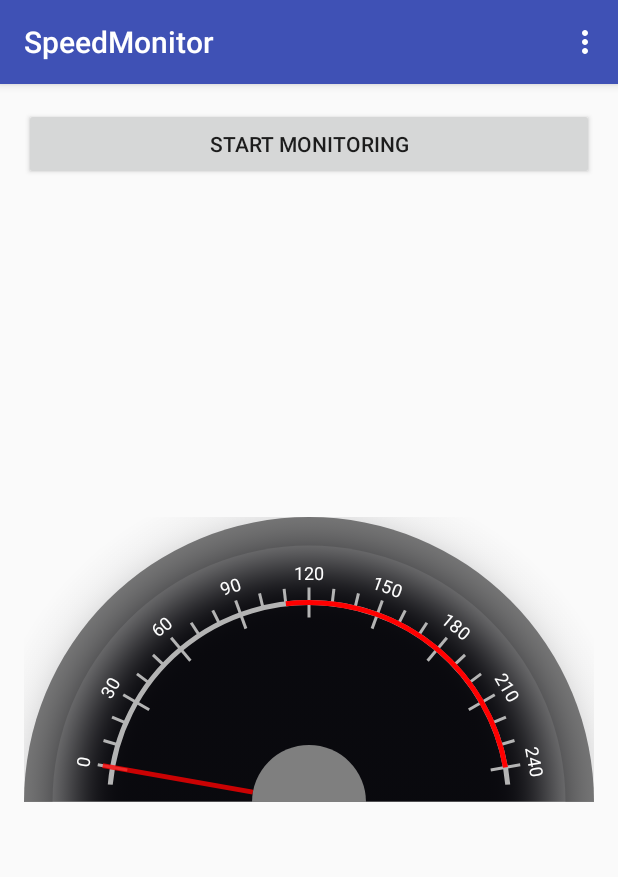
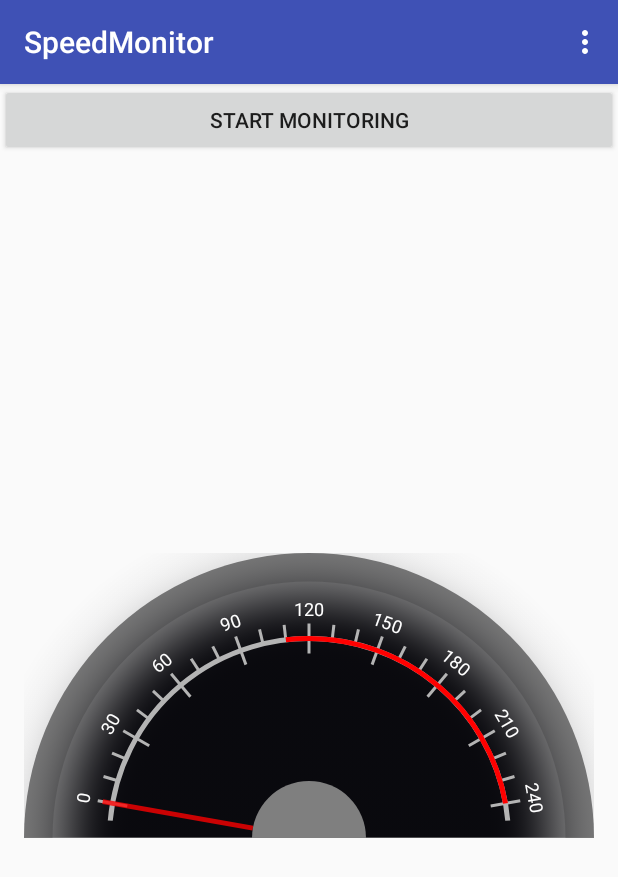
Before and after one commit to yazeed44/SpeedMonitor, an Android app: the screen it shows after launch (UserActivity), on a phone screen of 412 x 824 dp. Shown: the top 877 px of the screen. Run offline under Robolectric (Android 15) with nearby library versions, the phone set to English and light mode, and no system bars; libraries missing offline, so code that uses them is left out: com.afollestad.materialdialogs, com.kristijandraca.backgroundmaillibrary, de.greenrobot.event, io.realm; 2 statements that could not run were skipped.

Commit message:
Implemented sending by email functionality. Need to improve report file though.

```diff
--- a/app/src/main/java/net/yazeed44/speedmonitor/Monitor.java
+++ b/app/src/main/java/net/yazeed44/speedmonitor/model/Monitor.java
@@ -1,4 +1,4 @@
-package net.yazeed44.speedmonitor;
+package net.yazeed44.speedmonitor.model;
 
 import io.realm.RealmObject;
 
--- a/app/src/main/java/net/yazeed44/speedmonitor/Ticket.java
+++ b/app/src/main/java/net/yazeed44/speedmonitor/model/Ticket.java
@@ -1,4 +1,4 @@
-package net.yazeed44.speedmonitor;
+package net.yazeed44.speedmonitor.model;
 
 import android.location.Location;
 
--- /dev/null
+++ b/app/src/main/java/net/yazeed44/speedmonitor/ui/SpeedGaugeFragment.java
@@ -0,0 +1,68 @@
+package net.yazeed44.speedmonitor.ui;
+
+import android.graphics.Color;
+import android.os.Bundle;
+import android.support.annotation.Nullable;
+import android.support.v4.app.Fragment;
+import android.view.LayoutInflater;
+import android.view.View;
+import android.view.ViewGroup;
+
+import net.yazeed44.speedmonitor.R;
+import net.yazeed44.speedmonitor.model.Report;
+import net.yazeed44.speedmonitor.util.Events;
+
+import de.greenrobot.event.EventBus;
+
+/**
+ * Created by yazeed44 on 10/24/15.
+ */
+public class SpeedGaugeFragment extends Fragment {
+
+
+    private SpeedometerGauge mSpeedView;
+
+    @Nullable
+    @Override
+    public View onCreateView(LayoutInflater inflater, ViewGroup container, Bundle savedInstanceState) {
+        final View fragment = inflater.inflate(R.layout.fragment_speed_gauge,container,false);
+        mSpeedView = (SpeedometerGauge)fragment.findViewById(R.id.speed_gauge);
+        initSpeedView();
+
+        return fragment;
+    }
+
+    private void initSpeedView() {
+        final int maxSpeed = 240;
+        mSpeedView.setMaxSpeed(maxSpeed);
+        mSpeedView.setMajorTickStep(30);
+        mSpeedView.setMinorTicks(2);
+        mSpeedView.addColoredRange(Report.DUMMY_SPEED_LIMIT, maxSpeed, Color.RED);
+
+        mSpeedView.setLabelConverter(new SpeedometerGauge.LabelConverter() {
+            @Override
+            public String getLabelFor(double progress, double maxProgress) {
+                return String.valueOf((int) Math.round(progress));
+            }
+        });
+    }
+
+    @Override
+    public void onResume() {
+        EventBus.getDefault().register(this);
+        super.onResume();
+    }
+
+    @Override
+    public void onPause() {
+        EventBus.getDefault().unregister(this);
+        super.onPause();
+    }
+
+
+
+    public void onEvent(final Events.NewSpeedCapturedEvent event){
+
+        mSpeedView.setSpeed(event.speed,true);
+    }
+}
--- a/app/src/main/java/net/yazeed44/speedmonitor/SpeedometerGauge.java
+++ b/app/src/main/java/net/yazeed44/speedmonitor/ui/SpeedometerGauge.java
@@ -1,8 +1,7 @@
-package net.yazeed44.speedmonitor;
+package net.yazeed44.speedmonitor.ui;
 
 import android.animation.TypeEvaluator;
 import android.animation.ValueAnimator;
-import android.annotation.TargetApi;
 import android.content.Context;
 import android.graphics.Bitmap;
 import android.graphics.BitmapFactory;
@@ -13,6 +12,8 @@ import android.graphics.RectF;
 import android.os.Build;
 import android.util.AttributeSet;
 import android.view.View;
+
+import net.yazeed44.speedmonitor.R;
 
 import java.util.ArrayList;
 import java.util.List;
--- a/app/src/main/java/net/yazeed44/speedmonitor/UserActivity.java
+++ b/app/src/main/java/net/yazeed44/speedmonitor/ui/UserActivity.java
@@ -1,11 +1,10 @@
-package net.yazeed44.speedmonitor;
+package net.yazeed44.speedmonitor.ui;
 
 import android.content.Intent;
-import android.graphics.Color;
 import android.os.Bundle;
+import android.os.Environment;
 import android.support.annotation.NonNull;
 import android.support.v7.app.AppCompatActivity;
-import android.support.v7.widget.Toolbar;
 import android.text.InputType;
 import android.util.Log;
 import android.view.View;
@@ -15,42 +14,40 @@ import android.widget.Button;
 import android.widget.Toast;
 
 import com.afollestad.materialdialogs.MaterialDialog;
+import com.kristijandraca.backgroundmaillibrary.BackgroundMail;
+
+import net.yazeed44.speedmonitor.util.Events;
+import net.yazeed44.speedmonitor.model.Monitor;
+import net.yazeed44.speedmonitor.services.MonitorService;
+import net.yazeed44.speedmonitor.util.PrivateInfo;
+import net.yazeed44.speedmonitor.R;
+import net.yazeed44.speedmonitor.model.Report;
+
+import java.io.File;
+import java.io.FileOutputStream;
+import java.io.IOException;
 
 import de.greenrobot.event.EventBus;
 import io.realm.Realm;
+import io.realm.RealmResults;
 
 public class UserActivity extends AppCompatActivity {
     private static final String TAG = UserActivity.class.getSimpleName();
 
     //User activity aka Main Activity
 
-    private SpeedometerGauge speedView;
     @Override
     protected void onCreate(Bundle savedInstanceState) {
         super.onCreate(savedInstanceState);
         setContentView(R.layout.activity_main);
-        Toolbar toolbar = (Toolbar) findViewById(R.id.toolbar);
-        setSupportActionBar(toolbar);
+        showSpeedGaugeFragment();
 
-        speedView = (SpeedometerGauge) findViewById(R.id.speed_text);
-
-        initSpeedView();
     }
 
-    private void initSpeedView() {
-        final int maxSpeed = 240;
-        speedView.setMaxSpeed(maxSpeed);
-        speedView.setMajorTickStep(30);
-        speedView.setMinorTicks(2);
-        speedView.addColoredRange(Report.DUMMY_SPEED_LIMIT, maxSpeed, Color.RED);
-
-        speedView.setLabelConverter(new SpeedometerGauge.LabelConverter() {
-            @Override
-            public String getLabelFor(double progress, double maxProgress) {
-                return String.valueOf((int) Math.round(progress));
-            }
-        });
-
+    private void showSpeedGaugeFragment() {
+        getSupportFragmentManager().beginTransaction()
+                .replace(R.id.fragment_container,new SpeedGaugeFragment())
+                .commit();
     }
 
     @Override
@@ -134,22 +131,63 @@ public class UserActivity extends AppCompatActivity {
         }
 
         else {
+            EventBus.getDefault().getStickyEvent(Events.PostReportEvent.class).report.endReport();
+            stopService(new Intent(this,MonitorService.class));
             sendEmailToMonitors();
             startMonitoringBtn.setText(R.string.btn_start_monitoring);
 
         }
 
 
+       }
+
+    private void sendEmailToMonitors() {
+        final Report report = EventBus.getDefault().getStickyEvent(Events.PostReportEvent.class).report;
+        final Realm realm = Realm.getInstance(this);
+
+        final RealmResults<Monitor> monitorQuery = realm.allObjects(Monitor.class);
+
+        final Monitor[] monitors = new Monitor[monitorQuery.size()];
+
+        final BackgroundMail bm = new BackgroundMail(this);
+        bm.setGmailUserName(PrivateInfo.EMAIL);
+        bm.setGmailPassword(PrivateInfo.PASSWORD);
+        bm.setAttachment(createFileForReport(report).getAbsolutePath());
+        bm.setFormSubject("Report - " + report.getReportStartingDate());
+        bm.setFormBody("Body");
+
+
+        String recipients = "";
+        for (int i = 0; i < monitors.length; i++) {
+            monitors[i] = monitorQuery.get(i);
+
+            recipients +=   monitors[i].getEmail() + "," ;
+        }
+        bm.setMailTo(recipients);
+        bm.send();
+        realm.close();
     }
 
-    private void sendEmailToMonitors() {
+    private File createFileForReport(final Report report) {
+        final File reportFile = new File(Environment.getExternalStorageDirectory().getAbsolutePath() + "/report_" + report.getReportStartingDate()+".txt");
+
+        try {
+            reportFile.createNewFile();
+            final FileOutputStream writer = new FileOutputStream(reportFile);
+            writer.write(report.generateReportText().getBytes());
+            writer.flush();
+            writer.close();
+
+        } catch (IOException e) {
+            Log.e(TAG,e.getMessage());
+        }
 
 
+        return reportFile;
     }
+
 
     public void onEvent(final Events.NewSpeedCapturedEvent newSpeedCapturedEvent){
 
-        final String text = newSpeedCapturedEvent.speed + "  km/h";
-        speedView.setSpeed(newSpeedCapturedEvent.speed,true);
     }
 }
--- a/app/src/main/res/layout/activity_main.xml
+++ b/app/src/main/res/layout/activity_main.xml
@@ -1,22 +1,26 @@
 <?xml version="1.0" encoding="utf-8"?>
-<android.support.design.widget.CoordinatorLayout
+<LinearLayout
+    android:orientation="vertical"
     xmlns:android="http://schemas.android.com/apk/res/android"
     xmlns:app="http://schemas.android.com/apk/res-auto"
     xmlns:tools="http://schemas.android.com/tools" android:layout_width="match_parent"
-    android:layout_height="match_parent" android:fitsSystemWindows="true"
+    android:layout_height="match_parent"
     tools:context=".MainActivity">
 
-    <android.support.design.widget.AppBarLayout android:layout_height="wrap_content"
-        android:layout_width="match_parent" android:theme="@style/AppTheme.AppBarOverlay">
 
-        <android.support.v7.widget.Toolbar android:id="@+id/toolbar"
-            android:layout_width="match_parent" android:layout_height="?attr/actionBarSize"
-            android:background="?attr/colorPrimary" app:popupTheme="@style/AppTheme.PopupOverlay" />
+        <Button
+            android:layout_width="match_parent"
+            android:layout_height="wrap_content"
+            android:text="@string/btn_start_monitoring"
+            android:onClick="onClickStartMonitoring"
+            />
 
-    </android.support.design.widget.AppBarLayout>
-
-    <include layout="@layout/content_main" />
+        <FrameLayout
+            android:id="@+id/fragment_container"
+            android:layout_width="match_parent"
+            android:layout_height="match_parent" />
 
 
 
-</android.support.design.widget.CoordinatorLayout>
+
+</LinearLayout>
--- a/app/src/main/res/layout/content_main.xml
+++ b/app/src/main/res/layout/fragment_speed_gauge.xml
@@ -9,16 +9,10 @@
     app:layout_behavior="@string/appbar_scrolling_view_behavior"
     tools:showIn="@layout/activity_main" tools:context=".MainActivity">
 
-    <Button
-        android:layout_width="match_parent"
-        android:layout_height="wrap_content"
-        android:text="@string/btn_start_monitoring"
-        android:onClick="onClickStartMonitoring"
 
-        />
 
-    <net.yazeed44.speedmonitor.SpeedometerGauge
-        android:id="@+id/speed_text"
+    <net.yazeed44.speedmonitor.ui.SpeedometerGauge
+        android:id="@+id/speed_gauge"
         android:layout_width="match_parent"
         android:layout_height="match_parent"
 
--- a/build.gradle
+++ b/build.gradle
@@ -5,7 +5,7 @@ buildscript {
         jcenter()
     }
     dependencies {
-        classpath 'com.android.tools.build:gradle:1.3.0'
+        classpath 'com.android.tools.build:gradle:1.3.1'
 
         // NOTE: Do not place your application dependencies here; they belong
         // in the individual module build.gradle files
--- a/gradle.properties
+++ b/gradle.properties
@@ -16,3 +16,4 @@
 # This option should only be used with decoupled projects. More details, visit
 # http://www.gradle.org/docs/current/userguide/multi_project_builds.html#sec:decoupled_projects
 # org.gradle.parallel=true
+org.gradle.daemon=true
```
Also changed, not shown: app/build.gradle (+8 -6 lines), app/src/main/AndroidManifest.xml (+6 -3 lines), app/src/main/java/net/yazeed44/speedmonitor/Events.java (deleted, +0 -15 lines), app/src/main/java/net/yazeed44/speedmonitor/Report.java (deleted, +0 -92 lines), app/src/main/java/net/yazeed44/speedmonitor/model/Report.java (added, +142 -0 lines), app/src/main/java/net/yazeed44/speedmonitor/services/MonitorService.java (renamed from app/src/main/java/net/yazeed44/speedmonitor/MonitorService.java, +16 -7 lines), app/src/main/java/net/yazeed44/speedmonitor/util/Events.java (added, +24 -0 lines), app/libs/activation.jar (added), app/libs/additionnal.jar (added), app/libs/mail.jar (added), gradle/wrapper/gradle-wrapper.properties, 2 other files.
